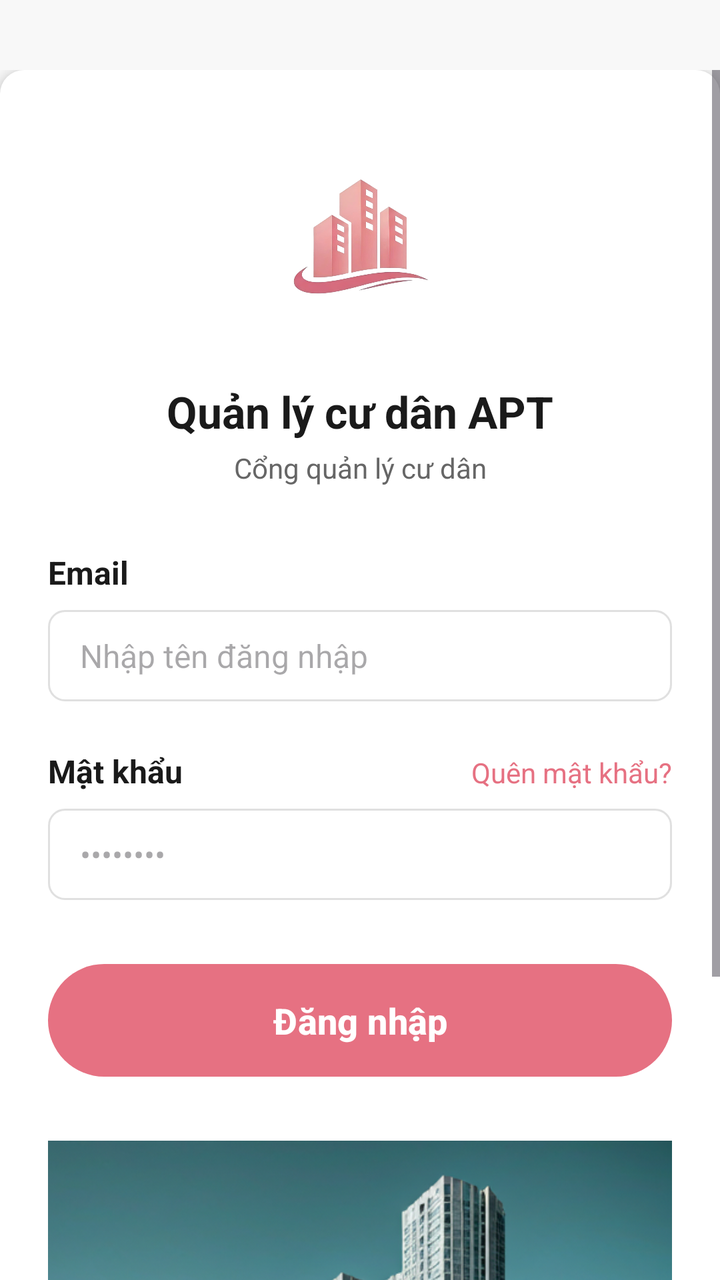
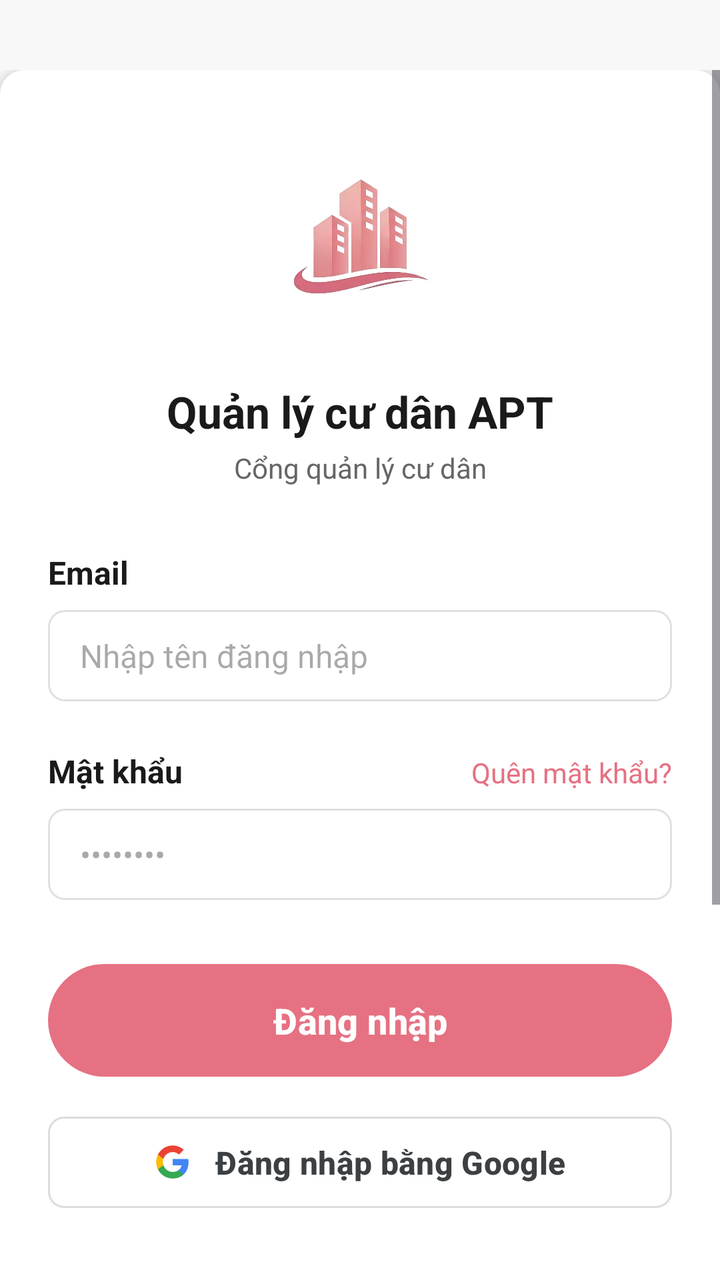

The first picture is an Android layout as it rendered before a commit; the second is the same layout after the commit. The layout source and the unified diff follow.
<!-- AndroidManifest.xml: application theme Theme.Apt -->
<!-- res/layout/fragment_login.xml -->
<?xml version="1.0" encoding="utf-8"?>
<androidx.constraintlayout.widget.ConstraintLayout xmlns:android="http://schemas.android.com/apk/res/android"
    xmlns:app="http://schemas.android.com/apk/res-auto"
    xmlns:tools="http://schemas.android.com/tools"
    android:layout_width="match_parent"
    android:layout_height="match_parent"
    android:background="#F8F8F8"
    android:paddingTop="35dp"
    tools:context=".fragments.auth.LoginFragment">

    <ScrollView
        android:layout_width="0dp"
        android:layout_height="0dp"
        android:fillViewport="true"
        app:layout_constraintBottom_toBottomOf="parent"
        app:layout_constraintEnd_toEndOf="parent"
        app:layout_constraintStart_toStartOf="parent"
        app:layout_constraintTop_toTopOf="parent">

        <androidx.constraintlayout.widget.ConstraintLayout
            android:id="@+id/main_content_card"
            android:layout_width="match_parent"
            android:layout_height="wrap_content"
            android:background="@drawable/rounded_white_background"
            android:elevation="4dp"
            android:paddingStart="24dp"
            android:paddingTop="32dp"
            android:paddingEnd="24dp"
            android:paddingBottom="32dp">

            <ImageView
                android:id="@+id/card_app_icon_background"
                android:layout_width="100dp"
                android:layout_height="100dp"
                android:padding="16dp"
                android:scaleType="centerCrop"
                android:src="@drawable/img_logo"
                app:layout_constraintEnd_toEndOf="parent"
                app:layout_constraintHorizontal_bias="0.498"
                app:layout_constraintStart_toStartOf="parent"
                app:layout_constraintTop_toTopOf="parent"
                tools:ignore="ContentDescription" />

            <TextView
                android:id="@+id/tv_app_title"
                android:layout_width="wrap_content"
                android:layout_height="wrap_content"
                android:layout_marginTop="24dp"
                android:text="Quản lý cư dân APT"
                android:textColor="@color/text_title"
                android:textSize="22sp"
                android:textStyle="bold"
                app:layout_constraintEnd_toEndOf="parent"
                app:layout_constraintStart_toStartOf="parent"
                app:layout_constraintTop_toBottomOf="@id/card_app_icon_background" />

            <TextView
                android:id="@+id/tv_app_subtitle"
                android:layout_width="wrap_content"
                android:layout_height="wrap_content"
                android:layout_marginTop="4dp"
                android:text="Cổng quản lý cư dân"
                android:textColor="@color/text_body"
                android:textSize="14sp"
                app:layout_constraintEnd_toEndOf="parent"
                app:layout_constraintStart_toStartOf="parent"
                app:layout_constraintTop_toBottomOf="@id/tv_app_title" />

            <TextView
                android:id="@+id/tv_username_label"
                android:layout_width="wrap_content"
                android:layout_height="wrap_content"
                android:layout_marginTop="32dp"
                android:text="Email"
                android:textColor="@color/text_title"
                android:textSize="16sp"
                android:textStyle="bold"
                app:layout_constraintStart_toStartOf="parent"
                app:layout_constraintTop_toBottomOf="@id/tv_app_subtitle" />

            <EditText
                android:id="@+id/et_username"
                android:layout_width="0dp"
                android:layout_height="wrap_content"
                android:layout_marginTop="8dp"
                android:background="@drawable/bg_edittext_selector"
                android:hint="Nhập tên đăng nhập"
                android:inputType="textEmailAddress"
                android:paddingStart="16dp"
                android:paddingTop="12dp"
                android:paddingEnd="16dp"
                android:paddingBottom="12dp"
                android:textColor="@color/text_title"
                android:textSize="16sp"
                app:layout_constraintEnd_toEndOf="parent"
                app:layout_constraintStart_toStartOf="parent"
                app:layout_constraintTop_toBottomOf="@id/tv_username_label"
                tools:ignore="Autofill" />

            <TextView
                android:id="@+id/tv_password_label"
                android:layout_width="wrap_content"
                android:layout_height="wrap_content"
                android:layout_marginTop="24dp"
                android:text="Mật khẩu"
                android:textColor="@color/text_title"
                android:textSize="16sp"
                android:textStyle="bold"
                app:layout_constraintStart_toStartOf="parent"
                app:layout_constraintTop_toBottomOf="@id/et_username" />

            <TextView
                android:id="@+id/tv_forgot_password"
                android:layout_width="wrap_content"
                android:layout_height="wrap_content"
                android:text="Quên mật khẩu?"
                android:textColor="@color/primary"
                android:textSize="14sp"
                app:layout_constraintBaseline_toBaselineOf="@id/tv_password_label"
                app:layout_constraintEnd_toEndOf="parent" />

            <EditText
                android:id="@+id/et_password"
                android:layout_width="0dp"
                android:layout_height="wrap_content"
                android:layout_marginTop="8dp"
                android:background="@drawable/bg_edittext_selector"
                android:hint="••••••••"
                android:inputType="textPassword"
                android:paddingStart="16dp"
                android:paddingTop="12dp"
                android:paddingEnd="16dp"
                android:paddingBottom="12dp"
                android:textColor="@color/text_title"
                android:textSize="16sp"
                app:layout_constraintEnd_toEndOf="parent"
                app:layout_constraintStart_toStartOf="parent"
                app:layout_constraintTop_toBottomOf="@id/tv_password_label"
                tools:ignore="Autofill" />

            <Button
                android:id="@+id/btn_sign_in"
                android:layout_width="0dp"
                android:layout_height="wrap_content"
                android:layout_marginTop="32dp"
                app:backgroundTint="@null"
                android:background="@drawable/bg_button_auth"
                android:paddingTop="12dp"
                android:paddingBottom="12dp"
                android:text="Đăng nhập"
                android:textAllCaps="false"
                android:textColor="@android:color/white"
                android:textSize="18sp"
                android:textStyle="bold"
                app:layout_constraintEnd_toEndOf="parent"
                app:layout_constraintStart_toStartOf="parent"
                app:layout_constraintTop_toBottomOf="@id/et_password" />

            <ImageView
                android:id="@+id/iv_buildings"
                android:layout_width="0dp"
                android:layout_height="200dp"
                android:layout_marginTop="32dp"
                android:scaleType="centerCrop"
                android:src="@drawable/img_buildings"
                android:background="@drawable/rounded_image_small"
                app:layout_constraintEnd_toEndOf="parent"
                app:layout_constraintStart_toStartOf="parent"
                app:layout_constraintTop_toBottomOf="@id/btn_sign_in"
                tools:ignore="ContentDescription" />

            <TextView
                android:id="@+id/tv_copyright"
                android:layout_width="wrap_content"
                android:layout_height="wrap_content"
                android:layout_marginTop="24dp"
                android:text="© 2026 Hệ thống quản lý cư dân APT"
                android:textColor="@color/text_body"
                android:textSize="12sp"
                app:layout_constraintBottom_toBottomOf="parent"
                app:layout_constraintEnd_toEndOf="parent"
                app:layout_constraintStart_toStartOf="parent"
                app:layout_constraintTop_toBottomOf="@id/iv_buildings" />

        </androidx.constraintlayout.widget.ConstraintLayout>
    </ScrollView>
</androidx.constraintlayout.widget.ConstraintLayout>
<!-- resources referenced by this layout -->
<resources>
  <color name="primary">#E67182</color>
  <color name="text_body">#666666</color>
  <color name="text_title">#1A1A1A</color>
  <!-- drawable bg_button_auth (drawable) -->
  <?xml version="1.0" encoding="utf-8"?>
  <ripple xmlns:android="http://schemas.android.com/apk/res/android"
      android:color="#40FFFFFF">
      <item>
          <shape android:shape="rectangle">
              <solid android:color="@color/primary" />
              <corners android:radius="32dp" />
          </shape>
      </item>
  
  </ripple>
  <!-- drawable bg_edittext_selector (drawable) -->
  <?xml version="1.0" encoding="utf-8"?>
  <selector xmlns:android="http://schemas.android.com/apk/res/android">
      <item android:drawable="@drawable/bg_edittext_focused" android:state_focused="true"/>
      <item android:drawable="@drawable/bg_edittext"/>
  </selector>
  <!-- drawable img_buildings: png bitmap (drawable, 514568 bytes) -->
  <!-- drawable img_logo: png bitmap (drawable, 193190 bytes) -->
  <!-- drawable rounded_image_small (drawable) -->
  <?xml version="1.0" encoding="utf-8"?>
  <shape xmlns:android="http://schemas.android.com/apk/res/android"
      android:shape="rectangle">
      <solid android:color="@android:color/transparent" />
      <corners android:radius="8dp" />
  </shape>
  <!-- drawable rounded_white_background (drawable) -->
  <?xml version="1.0" encoding="utf-8"?>
  <shape xmlns:android="http://schemas.android.com/apk/res/android"
      android:shape="rectangle">
      <solid android:color="@android:color/white" />
      <corners android:radius="12dp" />
  </shape>
  <style name="Theme.Apt" parent="Base.Theme.Apt" />
  <!-- drawable bg_edittext_focused (drawable) -->
  <?xml version="1.0" encoding="utf-8"?>
  <shape xmlns:android="http://schemas.android.com/apk/res/android"
      android:shape="rectangle">
      <solid android:color="@android:color/white" />
      <corners android:radius="8dp" />
      <stroke android:width="2dp" android:color="@color/primary" />
  </shape>
  <!-- drawable bg_edittext (drawable) -->
  <?xml version="1.0" encoding="utf-8"?>
  <shape xmlns:android="http://schemas.android.com/apk/res/android"
      android:shape="rectangle">
      <solid android:color="@android:color/white" />
      <corners android:radius="8dp" />
      <stroke android:width="1dp" android:color="#E0E0E0" />
  </shape>
  <style name="Base.Theme.Apt" parent="Theme.Material3.DayNight.NoActionBar">
          
          
      </style>
</resources>

<!-- the commit's change to res/layout/fragment_login.xml (unified diff, before → after) -->
@@ -156,6 +156,30 @@
                 app:layout_constraintStart_toStartOf="parent"
                 app:layout_constraintTop_toBottomOf="@id/et_password" />
 
+            <com.google.android.material.button.MaterialButton
+                android:id="@+id/btn_google_login"
+                android:layout_width="0dp"
+                android:layout_height="wrap_content"
+                android:layout_marginTop="16dp"
+                android:paddingTop="12dp"
+                android:paddingBottom="12dp"
+                android:text="Đăng nhập bằng Google"
+                android:textAllCaps="false"
+                android:textColor="#3C4043"
+                android:textSize="16sp"
+                android:textStyle="bold"
+                app:backgroundTint="@android:color/white"
+                app:cornerRadius="8dp"
+                app:icon="@drawable/ic_google"
+                app:iconGravity="textStart"
+                app:iconPadding="12dp"
+                app:iconTint="@null"
+                app:strokeColor="#DADCE0"
+                app:strokeWidth="1dp"
+                app:layout_constraintEnd_toEndOf="parent"
+                app:layout_constraintStart_toStartOf="parent"
+                app:layout_constraintTop_toBottomOf="@id/btn_sign_in" />
+
             <ImageView
                 android:id="@+id/iv_buildings"
                 android:layout_width="0dp"
@@ -166,7 +190,7 @@
                 android:background="@drawable/rounded_image_small"
                 app:layout_constraintEnd_toEndOf="parent"
                 app:layout_constraintStart_toStartOf="parent"
-                app:layout_constraintTop_toBottomOf="@id/btn_sign_in"
+                app:layout_constraintTop_toBottomOf="@id/btn_google_login"
                 tools:ignore="ContentDescription" />
 
             <TextView
<!-- resource entries referenced after the edit -->
@@ -21,6 +21,25 @@
       <item android:drawable="@drawable/bg_edittext_focused" android:state_focused="true"/>
       <item android:drawable="@drawable/bg_edittext"/>
   </selector>
+  <!-- drawable ic_google (drawable) -->
+  <vector xmlns:android="http://schemas.android.com/apk/res/android"
+      android:width="24dp"
+      android:height="24dp"
+      android:viewportWidth="24.0"
+      android:viewportHeight="24.0">
+      <path
+          android:fillColor="#4285F4"
+          android:pathData="M22.56,12.23c0,-0.8 -0.07,-1.53 -0.2,-2.23H12v4.26h5.92c-0.26,1.37 -1.04,2.53 -2.21,3.31v2.77h3.57c2.08,-1.92 3.28,-4.74 3.28,-8.11z" />
+      <path
+          android:fillColor="#34A853"
+          android:pathData="M12,23c2.97,0 5.46,-0.98 7.28,-2.66l-3.57,-2.77c-0.98,0.66 -2.23,1.06 -3.71,1.06c-2.86,0 -5.29,-1.93 -6.16,-4.53H2.18v2.84C3.99,20.53 7.7,23 12,23z" />
+      <path
+          android:fillColor="#FBBC05"
+          android:pathData="M5.84,14.09c-0.22,-0.66 -0.35,-1.36 -0.35,-2.09s0.13,-1.43 0.35,-2.09V7.07H2.18C1.43,8.55 1,10.22 1,12s0.43,3.45 1.18,4.93l2.85,-2.22l0.81,-0.62z" />
+      <path
+          android:fillColor="#EA4335"
+          android:pathData="M12,5.38c1.62,0 3.06,0.56 4.21,1.64l3.15,-3.15C17.45,2.09 14.97,1 12,1C7.7,1 3.99,3.47 2.18,7.07l3.66,2.84c0.87,-2.6 3.3,-4.53 6.16,-4.53z" />
+  </vector>
   <!-- drawable img_buildings: png bitmap (drawable, 514568 bytes) -->
   <!-- drawable img_logo: png bitmap (drawable, 193190 bytes) -->
   <!-- drawable rounded_image_small (drawable) -->
